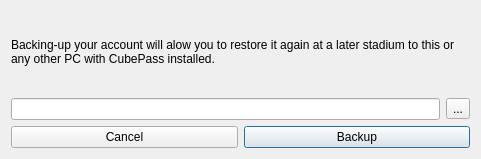
The window that cubepass/backupaccount.ui (kobus-v-schoor/cubepass) describes before a commit, drawn with Qt 5.
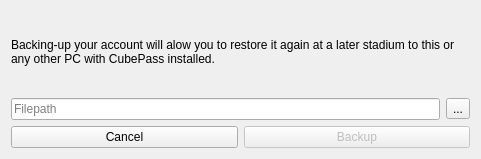
The same window after the commit.

Commit message: Finished RestoreAccount ui, finished basic coding for RestoreAccount

```diff
--- a/cubepass/backupaccount.ui
+++ b/cubepass/backupaccount.ui
@@ -27,7 +27,11 @@
    <item>
     <layout class="QHBoxLayout" name="horizontalLayout">
      <item>
-      <widget class="QLineEdit" name="edtFilepath"/>
+      <widget class="QLineEdit" name="edtFilepath">
+       <property name="placeholderText">
+        <string>Filepath</string>
+       </property>
+      </widget>
      </item>
      <item>
       <widget class="QToolButton" name="btnBrowse">
@@ -49,6 +53,9 @@
      </item>
      <item>
       <widget class="QPushButton" name="btnBackup">
+       <property name="enabled">
+        <bool>false</bool>
+       </property>
        <property name="text">
         <string>Backup</string>
        </property>
```
The commit also changes 5 other files.
